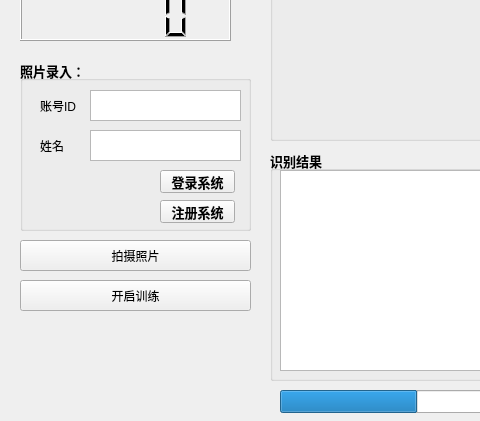
Old version of the form src/WorkAttendanceSys/WorkAttendanceSys.ui in the repository Liupeter01/WorkAttendanceQT; both pictures show x 0 to 480 and y 240 to 661 of the 1259 by 661 pixel window.
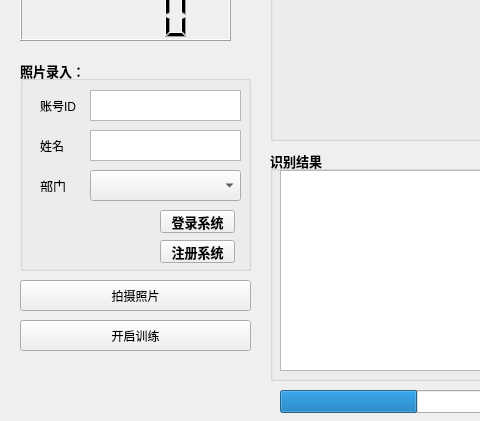
New version of the form.

The edit to the form file:
```diff
--- a/src/WorkAttendanceSys/WorkAttendanceSys.ui
+++ b/src/WorkAttendanceSys/WorkAttendanceSys.ui
@@ -570,7 +570,7 @@
    <property name="geometry">
     <rect>
      <x>20</x>
-     <y>480</y>
+     <y>520</y>
      <width>231</width>
      <height>31</height>
     </rect>
@@ -606,7 +606,7 @@
      <x>20</x>
      <y>300</y>
      <width>231</width>
-     <height>171</height>
+     <height>211</height>
     </rect>
    </property>
    <property name="font">
@@ -624,7 +624,7 @@
     <property name="geometry">
      <rect>
       <x>140</x>
-      <y>110</y>
+      <y>150</y>
       <width>75</width>
       <height>23</height>
      </rect>
@@ -637,7 +637,7 @@
     <property name="geometry">
      <rect>
       <x>140</x>
-      <y>140</y>
+      <y>180</y>
       <width>75</width>
       <height>23</height>
      </rect>
@@ -646,12 +646,41 @@
      <string>注册系统</string>
     </property>
    </widget>
+   <widget class="QLabel" name="label">
+    <property name="geometry">
+     <rect>
+      <x>20</x>
+      <y>120</y>
+      <width>54</width>
+      <height>12</height>
+     </rect>
+    </property>
+    <property name="font">
+     <font>
+      <weight>50</weight>
+      <bold>false</bold>
+     </font>
+    </property>
+    <property name="text">
+     <string>部门</string>
+    </property>
+   </widget>
+   <widget class="QComboBox" name="comboBox">
+    <property name="geometry">
+     <rect>
+      <x>70</x>
+      <y>110</y>
+      <width>151</width>
+      <height>31</height>
+     </rect>
+    </property>
+   </widget>
   </widget>
   <widget class="QPushButton" name="InitTranning">
    <property name="geometry">
     <rect>
      <x>20</x>
-     <y>520</y>
+     <y>560</y>
      <width>231</width>
      <height>31</height>
     </rect>
```
